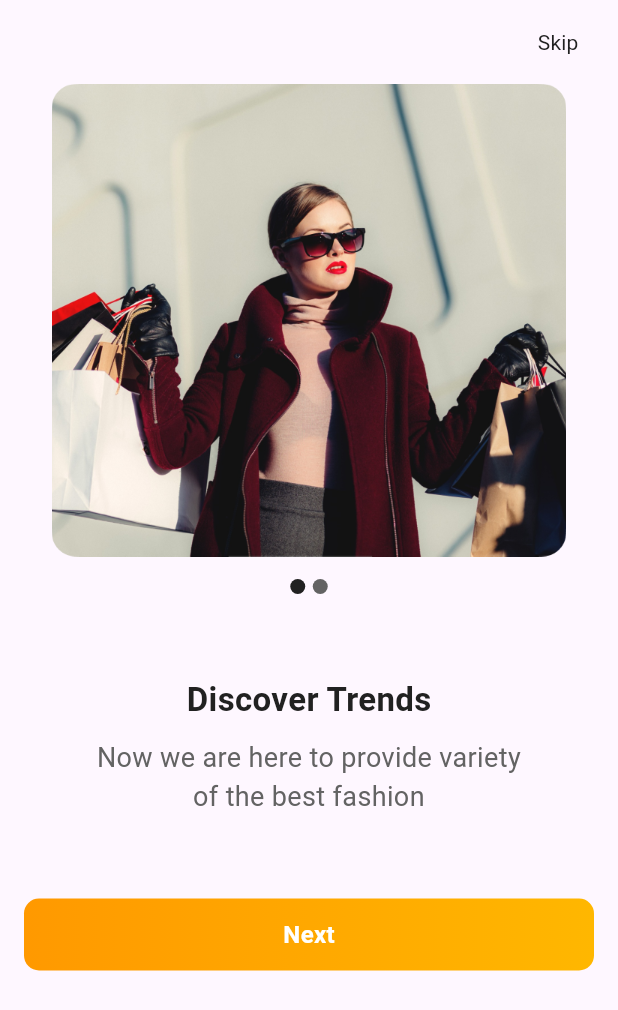
After one commit to Mon3em-Essam/nti-shopping-app, a Flutter app: the screen it shows after launch, on a phone screen of 412 x 824 dp. The commit adds this screen. Shown: the top 1010 px of the screen. Run offline on Flutter 3.47's test engine with Material 3 defaults, Android fonts, the light colour scheme and no system bars; drawn by our look-alikes of smooth_page_indicator; our stand-ins replace animate_do, bloc, cached_network_image, flutter_screenutil, get_it, google_fonts and 2 more.

Commit message:
Feature : Onboarding Feature (UI & Logic)

```diff
--- a/lib/core/routes/app_routes.dart
+++ b/lib/core/routes/app_routes.dart
@@ -1,6 +1,6 @@
 import 'package:flutter/material.dart';
-import 'package:flutter_bloc/flutter_bloc.dart';
-import 'package:nti_shopping_app/core/di/service_locator.dart';
+import 'package:nti_shopping_app/feature/Onboarding/presentation/view/screens/onboarding_screen.dart';
+import 'package:nti_shopping_app/feature/auth/presentation/screens/view/login.dart';
 
 abstract class AppRoutes {
   static const String login = '/login';
@@ -13,11 +13,13 @@ abstract class AppRoutes {
   static const String search = '/search';
 
   static Map<String, WidgetBuilder> routes = {
-    // onBoarding: (context) => OnboardingScreen(),
+    onBoarding: (context) => OnboardingScreen(),
     // login: (context) => BlocProvider(
     //   create: (context) => serviceLocator<LoginCubit>(),
-    //   child: LogIn(),
+    //   child: Login(),
     // ),
+    login: (context) => Login(),
+
     // hello: (context) => HelloScreen(),
     // register: (context) => BlocProvider<RegisterCubit>(
     //   create: (context) => serviceLocator<RegisterCubit>(),
--- a/lib/core/theme/app_theme.dart
+++ b/lib/core/theme/app_theme.dart
@@ -68,7 +68,7 @@ class AppTheme {
 
       bodyLarge: GoogleFonts.inter(
         color: AppColors.primaryColorBlack,
-          fontSize: 22,
+          fontSize: 32,
         fontWeight: FontWeight.w600,
       ),
 
--- /dev/null
+++ b/lib/feature/Onboarding/presentation/view/screens/onboarding_screen.dart
@@ -0,0 +1,196 @@
+// ignore_for_file: public_member_api_docs, sort_constructors_first
+import 'package:flutter/material.dart';
+import 'package:flutter/services.dart';
+import 'package:shared_preferences/shared_preferences.dart';
+import 'package:smooth_page_indicator/smooth_page_indicator.dart';
+
+import 'package:nti_shopping_app/core/routes/app_routes.dart';
+import 'package:nti_shopping_app/core/widgets/custom_button.dart';
+import 'package:nti_shopping_app/feature/Onboarding/presentation/view/widget/custom_animated_widget.dart';
+import 'package:nti_shopping_app/core/theme/app_colors.dart';
+
+class OnboardingScreen extends StatefulWidget {
+  const OnboardingScreen({super.key});
+
+  @override
+  State<OnboardingScreen> createState() => _OnboardingScreenState();
+}
+
+class _OnboardingScreenState extends State<OnboardingScreen> {
+  Future<void> _finishOnboarding() async {
+    final prefs = await SharedPreferences.getInstance();
+    await prefs.setBool('isFirstTime', false);
+    if (mounted) {
+      Navigator.of(context).pushNamed(AppRoutes.login);
+    }
+  }
+
+  List<OnboardingData> onboardingList = dataOnboading();
+  int index = 0;
+  PageController controller = PageController();
+
+  @override
+  Widget build(BuildContext context) {
+    return Scaffold(
+      appBar: AppBar(
+        backgroundColor: AppColors.transparent,
+        elevation: 0,
+        automaticallyImplyLeading: false,
+        systemOverlayStyle: const SystemUiOverlayStyle(
+          statusBarColor: AppColors.transparent,
+          statusBarIconBrightness: Brightness.dark,
+        ),
+        leading: index > 0
+            ? IconButton(
+                onPressed: () {
+                  controller.previousPage(
+                    duration: const Duration(milliseconds: 250),
+                    curve: Curves.easeIn,
+                  );
+                },
+                icon: const Icon(
+                  Icons.arrow_back,
+                  color: AppColors.primaryColorBlack,
+                  size: 32,
+                ),
+              )
+            : null,
+        actions: [
+          if (index == 0)
+            Padding(
+              padding: const EdgeInsets.symmetric(horizontal: 8),
+              child: TextButton(
+                onPressed: _finishOnboarding,
+                child: Text(
+                  "Skip",
+                  style: const TextStyle(
+                    fontSize: 14,
+                    fontWeight: FontWeight.w400,
+                    color: AppColors.primaryColorBlack,
+                  ),
+                ),
+              ),
+            ),
+        ],
+      ),
+      body: SafeArea(
+        child: Padding(
+          padding: const EdgeInsets.symmetric(horizontal: 16),
+          child: Column(
+            mainAxisAlignment: MainAxisAlignment.start,
+            children: [
+              //!image onboarding
+              SizedBox(
+                height: 315,
+                child: PageView.builder(
+                  controller: controller,
+                  onPageChanged: (value) {
+                    setState(() {
+                      index = value;
+                    });
+                  },
+                  itemBuilder: (context, index) {
+                    return CustomAnimatedWidget(
+                      index: index,
+                      delay: index,
+                      child: Image.asset(onboardingList[index].image),
+                    );
+                  },
+                  itemCount: onboardingList.length,
+                ),
+              ),
+              const SizedBox(height: 15),
+              //!indicator onboarding
+              SmoothPageIndicator(
+                controller: controller,
+                count: onboardingList.length,
+                effect: const ColorTransitionEffect(
+                  activeDotColor: AppColors.primaryColorBlack,
+                  dotHeight: 10,
+                  dotWidth: 10,
+                  spacing: 5,
+                  dotColor: AppColors.defaultHintTextColor,
+                ),
+              ),
+              const SizedBox(height: 55),
+              CustomAnimatedWidget(
+                index: index,
+                delay: (index + 1) * 200,
+                child: Container(
+                  margin: const EdgeInsets.symmetric(horizontal: 45),
+                  width: double.infinity,
+                  child: Column(
+                    children: [
+                      Text(
+                        onboardingList[index].title,
+                        style: const TextStyle(
+                          fontSize:
+                              22,
+                          fontWeight: FontWeight.bold,
+                          color: AppColors.primaryColorBlack,
+                        ),
+                      ),
+                      const SizedBox(height: 10),
+                      Text(
+                        onboardingList[index].description,
+                        style: const TextStyle(
+                          fontSize: 18,
+                          fontWeight: FontWeight.w400,
+                          color: AppColors.defaultHintTextColor,
+                        ),
+                        textAlign: TextAlign.center,
+                      )
+                    ],
+                  ),
+                ),
+              ),
+              const SizedBox(height: 55),
+              //!button next onboarding
+              CustomButton(
+                text: (index < onboardingList.length - 1)
+                    ? "Next"
+                    : "Get started",
+                onTap: () {
+                  if (index < onboardingList.length - 1) {
+                    controller.nextPage(
+                      duration: const Duration(milliseconds: 500),
+                      curve: Curves.easeIn,
+                    );
+                  } else {
+                    _finishOnboarding();
+                  }
+                },
+              ),
+            ],
+          ),
+        ),
+      ),
+    );
+  }
+}
+
+class OnboardingData {
+  final String title;
+  final String description;
+  final String image;
+  OnboardingData({
+    required this.title,
+    required this.description,
+    required this.image,
+  });
+}
+
+List<OnboardingData> dataOnboading() {
+  return [
+    OnboardingData(
+      title: 'Discover Trends',
+      description: 'Now we are here to provide variety of the best fashion',
+      image: 'assets/images/onboarding-1-screen.png',
+    ),
+    OnboardingData(
+      title: 'Latest out fit',
+      description: 'Express your self through the art of the fashionism',
+      image: 'assets/images/onboarding-2-screen.png',
+    ),
+  ];
+}
--- /dev/null
+++ b/lib/feature/Onboarding/presentation/view/widget/custom_animated_widget.dart
@@ -0,0 +1,30 @@
+import 'package:animate_do/animate_do.dart';
+import 'package:flutter/material.dart';
+
+class CustomAnimatedWidget extends StatelessWidget {
+  const CustomAnimatedWidget({
+    super.key,
+    required this.index,
+    required this.delay,
+    required this.child,
+  });
+
+  final int index;
+  final int delay;
+  final Widget child;
+
+  @override
+  Widget build(BuildContext context) {
+    if (index == 1) {
+      return FadeInDown(
+        delay: Duration(milliseconds: delay),
+        child: child,
+      );
+    }
+
+    return FadeInUp(
+      delay: Duration(milliseconds: delay),
+      child: child,
+    );
+  }
+}
--- a/lib/main.dart
+++ b/lib/main.dart
@@ -1,17 +1,15 @@
 import 'package:flutter/material.dart';
 import 'package:flutter_screenutil/flutter_screenutil.dart';
+import 'package:nti_shopping_app/feature/auth/presentation/screens/view/login.dart';
 import 'package:shared_preferences/shared_preferences.dart';
 
-import 'core/theme/app_theme.dart';
 import 'core/routes/app_routes.dart';
 
 import 'feature/Onboarding/presentation/view/screens/onboarding_screen.dart';
 
 void main() async {
-  // السطر ده ضروري جداً قبل استخدام SharedPreferences
   WidgetsFlutterBinding.ensureInitialized();
 
-  // قراءة حالة المستخدم لمعرفة إذا كانت هذه أول مرة يفتح فيها التطبيق
   final prefs = await SharedPreferences.getInstance();
   final bool isFirstTime = prefs.getBool('isFirstTime') ?? true;
 
@@ -33,7 +31,7 @@ class MyApp extends StatelessWidget {
         return MaterialApp(
           debugShowCheckedModeBanner: false,
           initialRoute: isFirstTime ? AppRoutes.onBoarding : AppRoutes.login,
-          home: isFirstTime ? const OnboardingScreen() : null,
+          home: isFirstTime ?  OnboardingScreen() : Login(),
           routes: AppRoutes.routes,
         );
       },
--- a/pubspec.yaml
+++ b/pubspec.yaml
@@ -23,6 +23,8 @@ dependencies:
   http: ^1.6.0
   flutter_screenutil: ^5.9.3
   shared_preferences: ^2.5.6
+  animate_do: ^5.1.0
+  smooth_page_indicator: ^3.0.0
 
 dev_dependencies:
   flutter_test:
```
Also changed, not shown: assets/images/onboarding-1-screen.png (added), assets/images/onboarding-2-screen.png (added), pubspec.lock, 1 other file.
